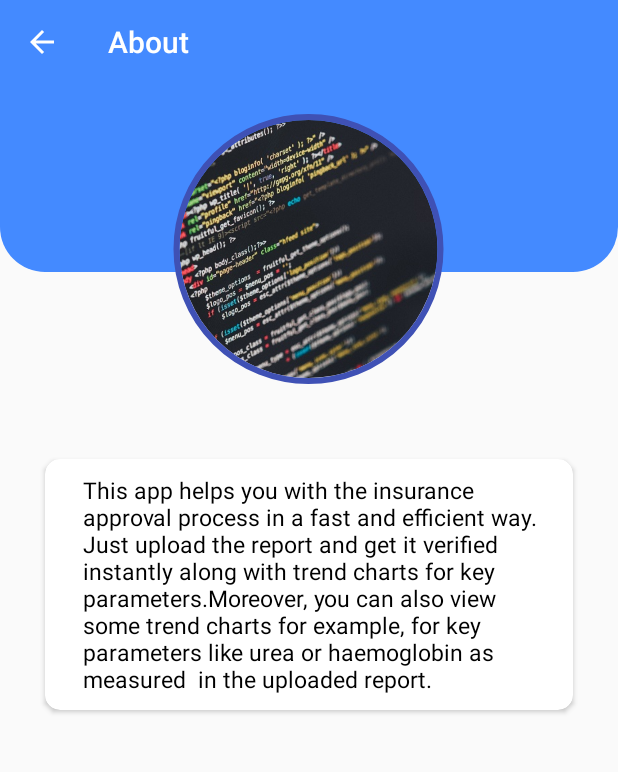
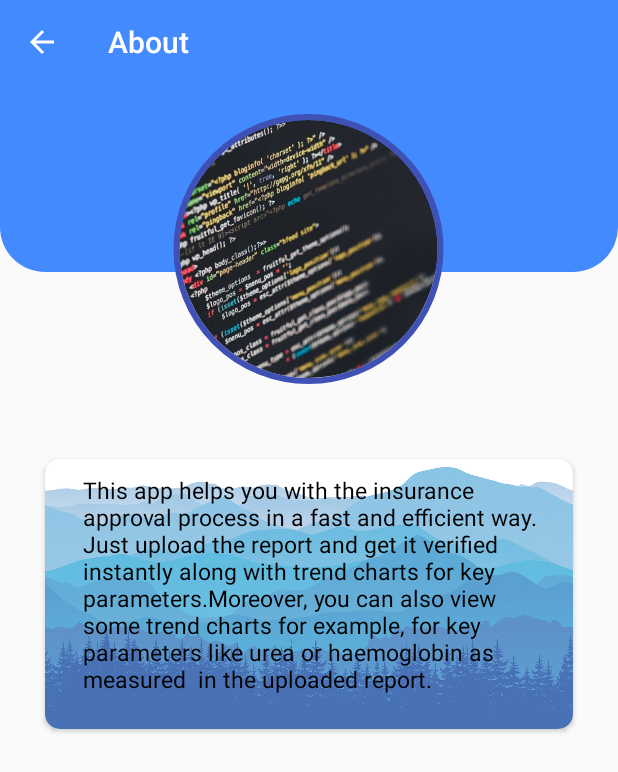
Before and after one commit to nriteshranjan/ARK-SIH_OCR-, an Android app: the Activity_2 screen opened directly, with no data from a screen before it, in the side drawer, after a tap on "About", on a phone screen of 412 x 824 dp. Shown: the top 772 px of the screen. Run offline under Robolectric (Android 15) with nearby library versions, the phone set to English and light mode, and no system bars; libraries missing offline, so code that uses them is left out: com.mikhaellopez.circularimageview; plain views replace CircularImageView; 6 statements that could not run were skipped.

Commit message:
Update to Readme and About page of app

```diff
--- a/Ml_vision/app/src/main/java/com/example/ml_vision/Activity_2.java
+++ b/Ml_vision/app/src/main/java/com/example/ml_vision/Activity_2.java
@@ -48,7 +48,7 @@ public class Activity_2 extends AppCompatActivity {
     private static final int IMAGE_PICK_CODE = 1000;
     private static final int PERMISSION_CODE = 1001;
     CardView uploadButton, emailButton, Result_Lab;
-    Uri imageUri = null;
+    public static Uri imageUri = null;
     File attachment;
     private ActionBarDrawerToggle actionBarDrawerToggle;
 
@@ -117,6 +117,7 @@ public class Activity_2 extends AppCompatActivity {
         getSupportActionBar().setDisplayHomeAsUpEnabled(true);
 
         final NavigationView nav_view=findViewById(R.id.nav_view);
+        nav_view.setItemIconTintList(null);
         nav_view.setNavigationItemSelectedListener(menuItem -> {
             int id=menuItem.getItemId();
 
@@ -235,6 +236,7 @@ public class Activity_2 extends AppCompatActivity {
             imageUri = data.getData();
             System.out.println("Path--->"+imageUri.toString());
             attachment = new File(getPath(imageUri));
+
             upload();
         }
         super.onActivityResult(requestCode, resultCode, data);
--- a/Ml_vision/app/src/main/java/com/example/ml_vision/RecyclerViewAdapter.java
+++ b/Ml_vision/app/src/main/java/com/example/ml_vision/RecyclerViewAdapter.java
@@ -47,8 +47,8 @@ public class RecyclerViewAdapter extends RecyclerView.Adapter<RecyclerViewAdapte
         values.setText(temp.second);
         if(position == 0)
         {
-            attributes.setTextColor(Color.WHITE);
-            values.setTextColor(Color.WHITE);
+            attributes.setTextColor(Color.parseColor("#FF5252"));
+            values.setTextColor(Color.parseColor("#FF5252"));
             attributes.setTextSize(16f);
             values.setTextSize(16f);
             item_image.setColorFilter(Color.argb(255, 68, 138, 255));
--- a/Ml_vision/app/src/main/res/layout/activity_2.xml
+++ b/Ml_vision/app/src/main/res/layout/activity_2.xml
@@ -165,7 +165,7 @@
         android:layout_gravity="start"
         android:background="@color/white"
         app:itemTextColor="#616161"
-        app:itemIconTint="#64DD17"
+        app:itemIconTint="@color/white"
         app:menu="@menu/drawermenu">
     </com.google.android.material.navigation.NavigationView>
 
--- a/Ml_vision/app/src/main/res/layout/activity_about.xml
+++ b/Ml_vision/app/src/main/res/layout/activity_about.xml
@@ -10,7 +10,9 @@
     <FrameLayout
         android:layout_height="match_parent"
         android:layout_width="match_parent"
-        android:animateLayoutChanges="true">
+        android:animateLayoutChanges="true"
+
+        >
 
         <ImageView
             android:layout_width="match_parent"
@@ -49,7 +51,8 @@
 
                 <LinearLayout
                     android:layout_width="match_parent"
-                    android:layout_height="match_parent"
+                    android:layout_height="180dp"
+                    android:background="@drawable/bluewall"
                     android:padding="10dp">
 
 
```
Also changed, not shown: Ml_vision/app/src/main/java/com/example/ml_vision/LabResults.java (+8 -1 lines), Ml_vision/app/src/main/res/layout/activity_lab_results.xml (+25 -4 lines), Ml_vision/app/src/main/res/layout/header.xml (+4 -3 lines), Ml_vision/app/src/main/res/drawable/bluewall.jpg (added), Ml_vision/app/src/main/res/drawable/firewatch.jpg (added), 1 other file.
